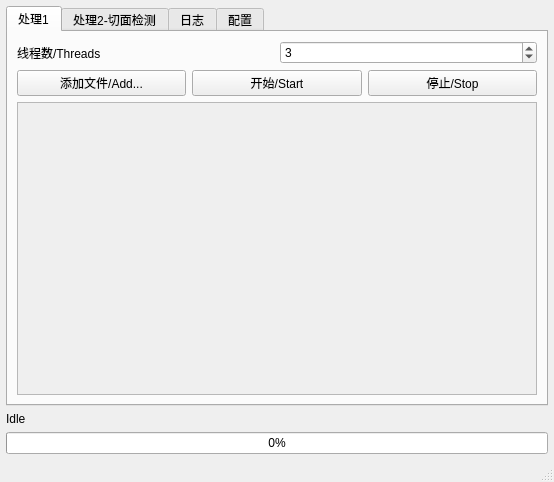
This is cut_tool.ui in Blue-Beaker/blackscreen_cutter as Qt 5 draws it before an edit. The edited form follows.
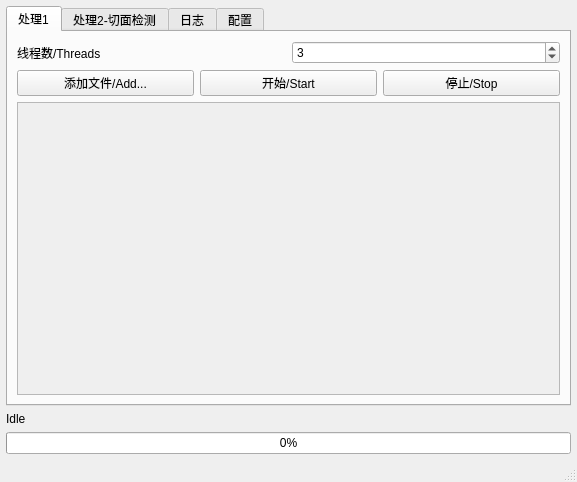
This is the edited form. The open tabs and pages were chosen to show the change.

Patch:
```diff
--- a/cut_tool.ui
+++ b/cut_tool.ui
@@ -6,7 +6,7 @@
    <rect>
     <x>0</x>
     <y>0</y>
-    <width>554</width>
+    <width>577</width>
     <height>482</height>
    </rect>
   </property>
@@ -104,8 +104,8 @@
               <rect>
                <x>0</x>
                <y>0</y>
-               <width>516</width>
-               <height>250</height>
+               <width>96</width>
+               <height>26</height>
               </rect>
              </property>
              <property name="sizePolicy">
```
Left out of the diff: 13 changed lines with no effect on the pictures.
